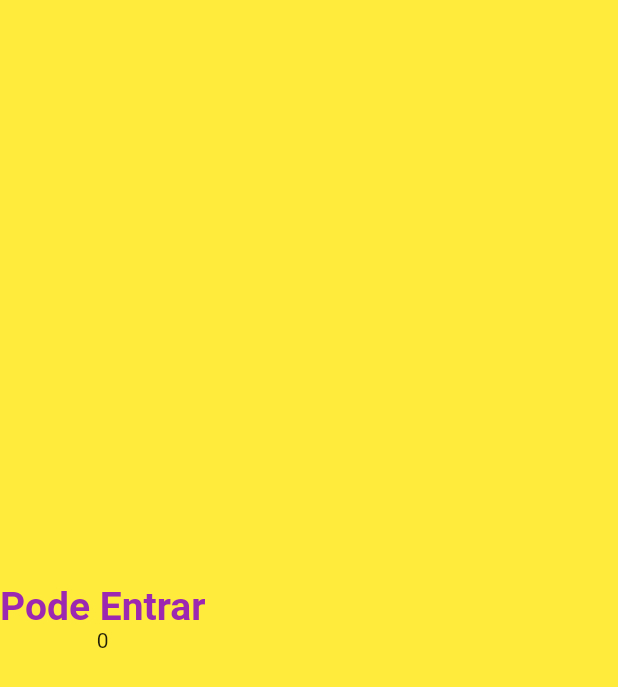
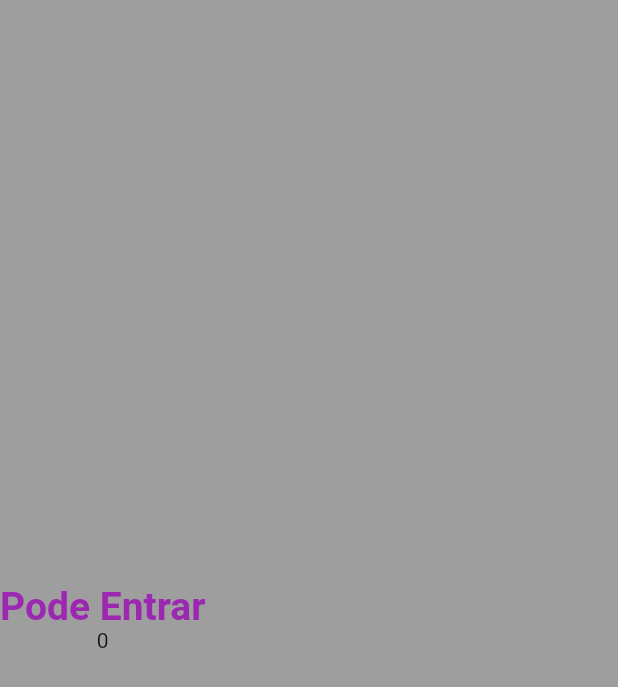
Before and after one commit to israelemanuel/StudioProjects, a Flutter app: the screen it shows after launch, on a phone screen of 412 x 824 dp. Shown: the top 687 px of the screen. Run offline on Flutter 3.47's test engine with Material 2 defaults, Android fonts, the phone set to English and light mode, and no system bars.

Commit message:
alteração do background

```diff
--- a/counter/lib/main.dart
+++ b/counter/lib/main.dart
@@ -21,7 +21,7 @@ class HomePage extends StatelessWidget {
   @override
   Widget build(BuildContext context) {
     return Scaffold(
-      backgroundColor: Colors.yellow,
+      backgroundColor: Colors.grey,
       body: Column(
         mainAxisAlignment: MainAxisAlignment.center,
         children: const [
```
